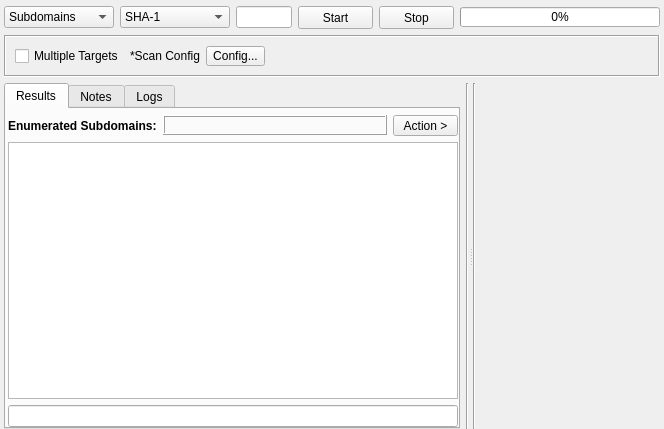
The window that sub3suite/src/engines/ssl/Ssl.ui (3nock/OTE) describes before a commit, drawn with Qt 5.
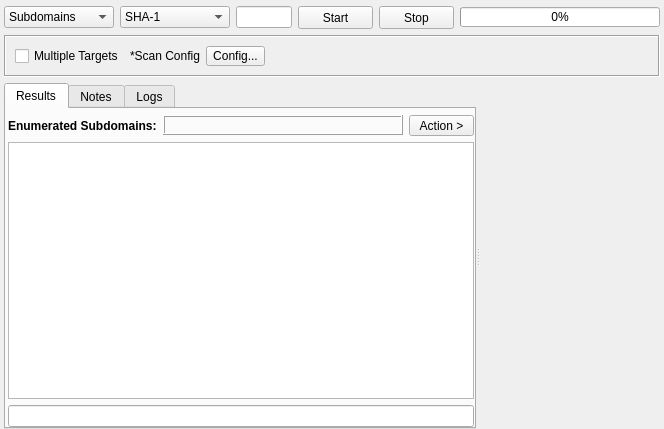
The same window after the commit. Custom widgets are drawn as their Qt base class.

Patch:
```diff
--- a/sub3suite/src/engines/ssl/Ssl.ui
+++ b/sub3suite/src/engines/ssl/Ssl.ui
@@ -486,30 +486,10 @@
          </widget>
         </widget>
        </item>
-       <item>
-        <widget class="Line" name="line_17">
-         <property name="styleSheet">
-          <string notr="true"/>
-         </property>
-         <property name="orientation">
-          <enum>Qt::Vertical</enum>
-         </property>
-        </widget>
-       </item>
       </layout>
      </widget>
      <widget class="QWidget" name="layoutWidget_2">
       <layout class="QHBoxLayout" name="horizontalLayout_6">
-       <item>
-        <widget class="Line" name="line_7">
-         <property name="styleSheet">
-          <string notr="true"/>
-         </property>
-         <property name="orientation">
-          <enum>Qt::Vertical</enum>
-         </property>
-        </widget>
-       </item>
        <item>
         <widget class="InputWidget" name="targets" native="true">
          <property name="minimumSize">
```
